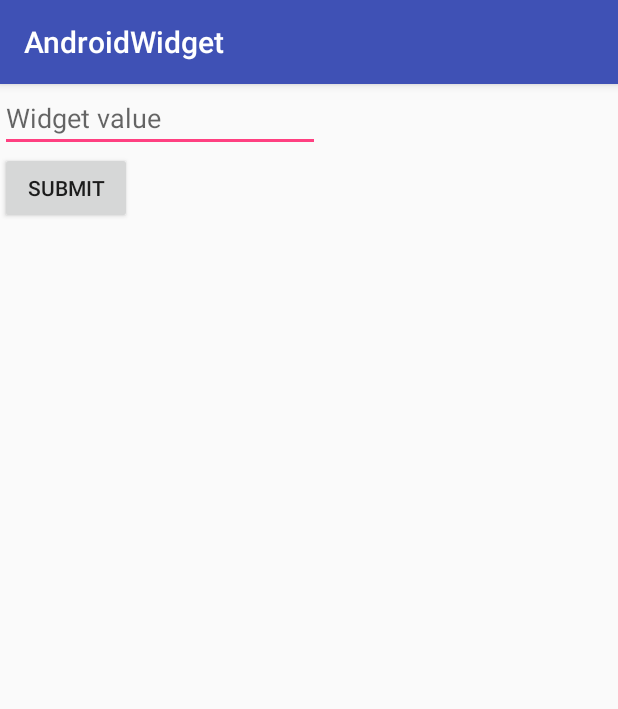
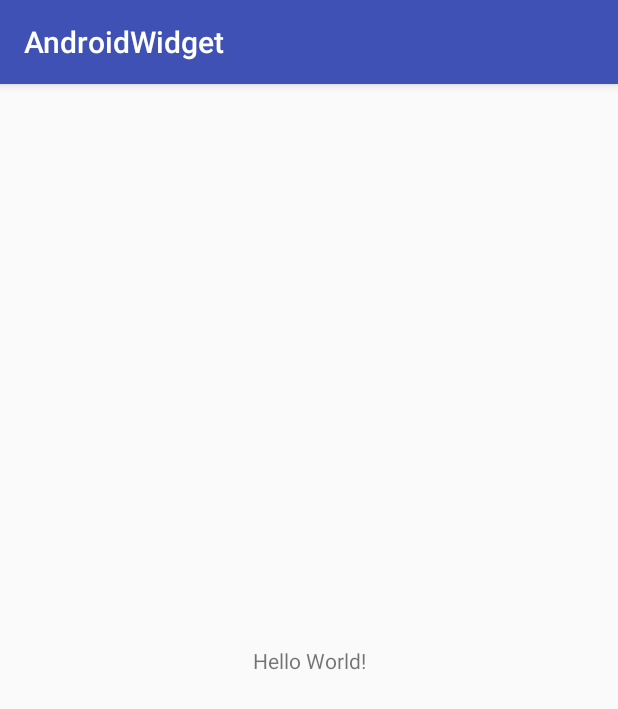
Before and after one commit to juanmendez/Learning-Android-Widgets, an Android app: the screen it shows after launch (MainActivity), on a phone screen of 412 x 824 dp. Shown: the top 709 px of the screen. Run offline under Robolectric (Android 15) with nearby library versions, the phone set to English and light mode, and no system bars; our stand-ins replace Timber.

```diff
--- a/app/src/main/AndroidManifest.xml
+++ b/app/src/main/AndroidManifest.xml
@@ -25,6 +25,10 @@
             <meta-data android:name="android.appwidget.provider"
                 android:resource="@xml/simple_widget_info" />
         </receiver>
+
+        <service
+            android:name="WidgetService"
+            android:permission="android.permission.BIND_REMOTEVIEWS"/>
     </application>
 
 </manifest>
--- a/app/src/main/java/info/juanmendez/androidwidget/MainActivity.java
+++ b/app/src/main/java/info/juanmendez/androidwidget/MainActivity.java
@@ -1,14 +1,9 @@
 package info.juanmendez.androidwidget;
 
-import android.appwidget.AppWidgetManager;
-import android.content.ComponentName;
-import android.content.Intent;
 import android.os.Bundle;
 import android.support.v7.app.AppCompatActivity;
 import android.widget.Button;
 import android.widget.EditText;
-
-import timber.log.Timber;
 
 public class MainActivity extends AppCompatActivity {
 
@@ -20,30 +15,5 @@ public class MainActivity extends AppCompatActivity {
     protected void onCreate(Bundle savedInstanceState) {
         super.onCreate(savedInstanceState);
         setContentView(R.layout.activity_main);
-
-        submit = (Button) findViewById(R.id.submit);
-        desiredValue = (EditText) findViewById(R.id.desiredValue);
-
-        ComponentName componentName = new ComponentName( this, OurWidgetProvider.class);
-        AppWidgetManager appWidgetManager = AppWidgetManager.getInstance(this);
-
-        submit.setOnClickListener(view -> {
-            int[] widgetIds = appWidgetManager.getAppWidgetIds(componentName);
-            int value = Integer.parseInt(desiredValue.getText().toString());
-
-            /**
-             * Widget's onReceive is only caring about a single widget.
-             * So that's why we iterate, but otherwise we could have used
-             * EXTRA_APPWIDGET_IDS
-             */
-            for( int widgetId: widgetIds ){
-                Timber.i( "update " + widgetId );
-
-                Intent intent = new Intent(MainActivity.this, OurWidgetProvider.class );
-                intent.putExtra(RANDOM_INT, value);
-                intent.putExtra( AppWidgetManager.EXTRA_APPWIDGET_ID, widgetId );
-                sendBroadcast( intent );
-            }
-        });
     }
 }
--- a/app/src/main/res/layout/activity_main.xml
+++ b/app/src/main/res/layout/activity_main.xml
@@ -1,24 +1,18 @@
 <?xml version="1.0" encoding="utf-8"?>
-<LinearLayout xmlns:android="http://schemas.android.com/apk/res/android"
+<android.support.constraint.ConstraintLayout xmlns:android="http://schemas.android.com/apk/res/android"
     xmlns:app="http://schemas.android.com/apk/res-auto"
     xmlns:tools="http://schemas.android.com/tools"
     android:layout_width="match_parent"
     android:layout_height="match_parent"
-    android:orientation="vertical"
-    tools:context=".MainActivity">
+    tools:context="info.juanmendez.androidwidget.MainActivity">
 
-    <EditText
-        android:id="@+id/desiredValue"
+    <TextView
         android:layout_width="wrap_content"
         android:layout_height="wrap_content"
-        android:ems="10"
-        android:hint="Widget value"
-        android:inputType="number" />
+        android:text="Hello World!"
+        app:layout_constraintBottom_toBottomOf="parent"
+        app:layout_constraintLeft_toLeftOf="parent"
+        app:layout_constraintRight_toRightOf="parent"
+        app:layout_constraintTop_toTopOf="parent" />
 
-    <Button
-        android:id="@+id/submit"
-        android:layout_width="wrap_content"
-        android:layout_height="wrap_content"
-        android:text="submit" />
-
-</LinearLayout>
+</android.support.constraint.ConstraintLayout>
```
Also changed, not shown: app/src/main/java/info/juanmendez/androidwidget/OurWidgetProvider.java (+23 -39 lines), app/src/main/java/info/juanmendez/androidwidget/WidgetService.java (added, +18 -0 lines), app/src/main/java/info/juanmendez/androidwidget/WidgetViewsFactory.java (added, +89 -0 lines), app/src/main/res/layout/row.xml (added, +25 -0 lines), app/src/main/res/layout/widget_demo.xml (+3 -9 lines), 1 other file.
